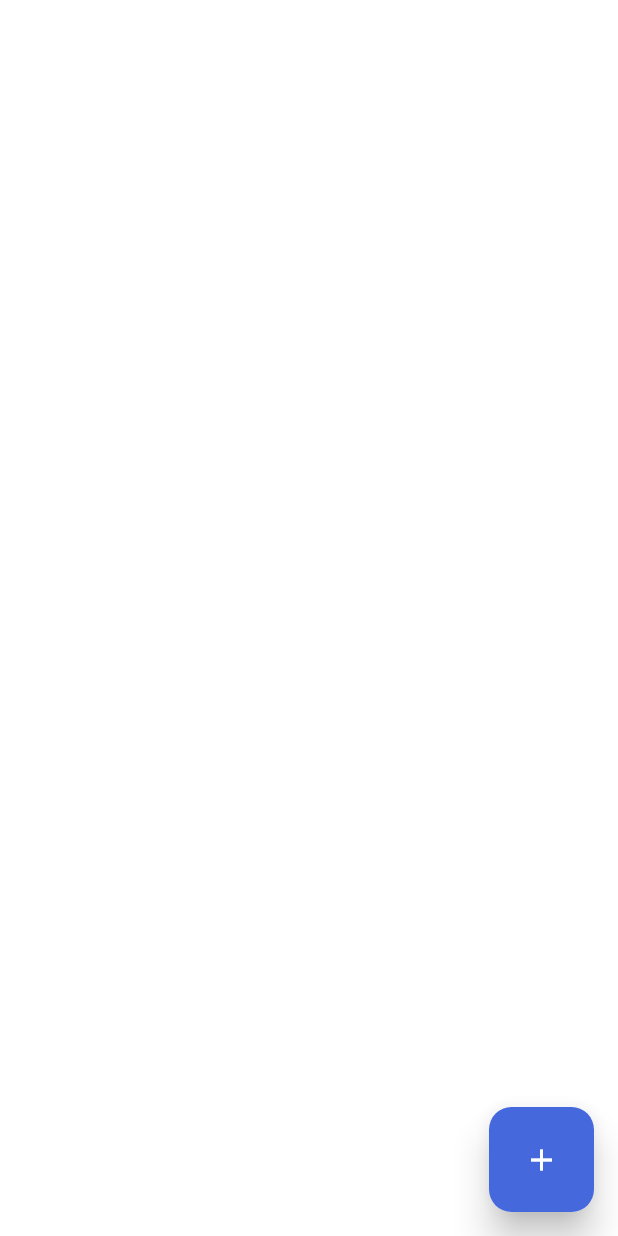
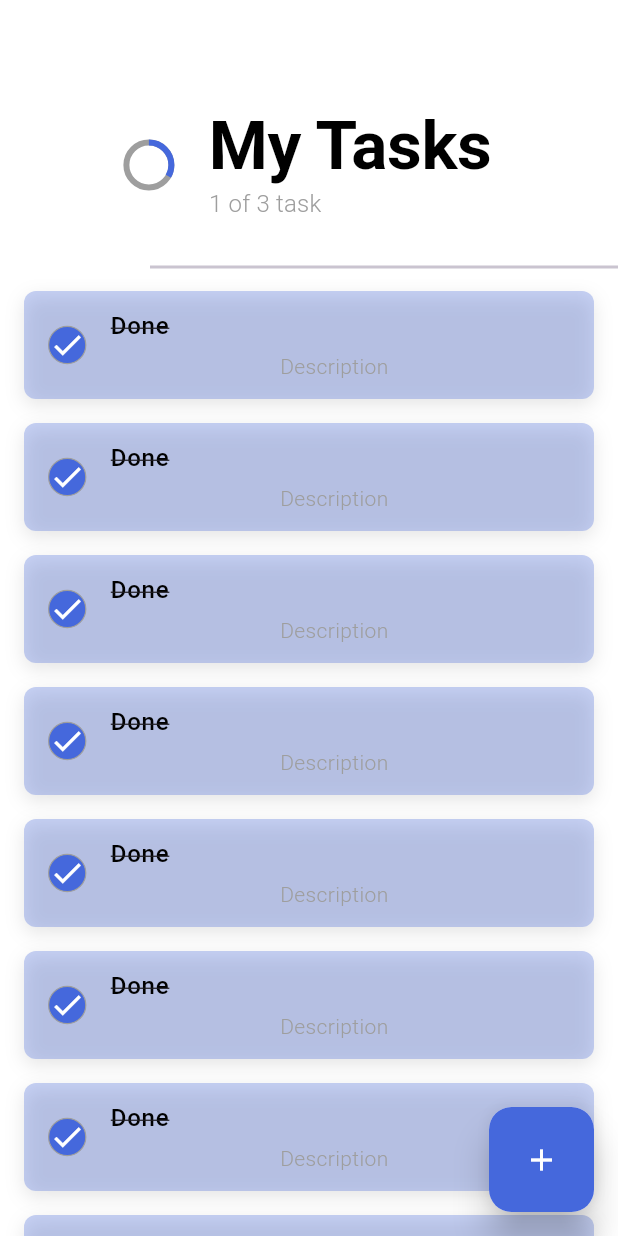
Before and after one commit to yaminmuhammad/todidu, a Flutter app: the screen it shows after launch, on a phone screen of 412 x 824 dp. Run offline on Flutter 3.47's test engine with Material 3 defaults, Android fonts, the phone set to English and light mode, and no system bars; our stand-ins replace flutter_slider_drawer.

Commit message:
feat: space extension & revamp home view

```diff
--- /dev/null
+++ b/lib/extensions/space_exs.dart
@@ -0,0 +1,15 @@
+import 'package:flutter/material.dart';
+
+extension IntExtension on int {
+  int validate({int value = 0}) {
+    return this ?? value;
+  }
+
+  Widget get h => SizedBox(
+        height: this.toDouble(),
+      );
+
+  Widget get w => SizedBox(
+        width: this.toDouble(),
+      );
+}
--- a/lib/views/home_view.dart
+++ b/lib/views/home_view.dart
@@ -1,5 +1,8 @@
 import 'package:flutter/material.dart';
 import 'package:flutter_slider_drawer/flutter_slider_drawer.dart';
+import 'package:todidu/extensions/space_exs.dart';
+import 'package:todidu/utils/app_colors.dart';
+import 'package:todidu/utils/app_str.dart';
 import 'package:todidu/views/home/widget/fab.dart';
 
 class HomeView extends StatefulWidget {
@@ -13,24 +16,168 @@ class _HomeViewState extends State<HomeView> {
   GlobalKey<SliderDrawerState> dkey = GlobalKey<SliderDrawerState>();
 
   // check done tasks
-  int checkDoneTasks(List<Task> task) {}
+  // int checkDoneTasks(List<Task> task) {}
 
   @override
   Widget build(BuildContext context) {
+    TextTheme textTheme = Theme.of(context).textTheme;
+
     return Scaffold(
       backgroundColor: Colors.white,
 
       // FAB
-      floatingActionButton: Fab(),
+      floatingActionButton: const Fab(),
 
       // Body
       body: SizedBox(
         width: double.infinity,
         height: double.infinity,
         child: Column(
+          // Custom App bar
+
           children: [
             Container(
-              width: ,
+              margin: const EdgeInsets.only(
+                top: 60,
+              ),
+              width: double.infinity,
+              height: 100,
+              // color: Colors.red,
+              child: Row(
+                mainAxisAlignment: MainAxisAlignment.center,
+                children: [
+                  // progress indicator
+                  const SizedBox(
+                    width: 30,
+                    height: 30,
+                    child: CircularProgressIndicator(
+                      value: 1 / 3,
+                      backgroundColor: Colors.grey,
+                      valueColor: AlwaysStoppedAnimation(
+                        AppColors.primaryColor,
+                      ),
+                    ),
+                  ),
+
+                  // Space
+                  25.w,
+
+                  // top level task info
+                  Column(
+                    mainAxisAlignment: MainAxisAlignment.center,
+                    crossAxisAlignment: CrossAxisAlignment.start,
+                    children: [
+                      Text(
+                        AppStr.mainTitle,
+                        style: textTheme.displayLarge,
+                      ),
+                      3.h,
+                      Text(
+                        "1 of 3 task",
+                        style: textTheme.titleMedium,
+                      ),
+                    ],
+                  ),
+                ],
+              ),
+            ),
+
+            // Divider
+            const Padding(
+              padding: EdgeInsets.only(
+                top: 10,
+              ),
+              child: Divider(
+                thickness: 2,
+                indent: 100,
+              ),
+            ),
+
+            // Tasks
+            SizedBox(
+              width: double.infinity,
+              height: 745,
+              child: ListView.builder(
+                itemCount: 20,
+                scrollDirection: Axis.vertical,
+                itemBuilder: (context, index) {
+                  return AnimatedContainer(
+                    margin: const EdgeInsets.symmetric(
+                      horizontal: 16,
+                      vertical: 8,
+                    ),
+                    decoration: BoxDecoration(
+                      borderRadius: BorderRadius.circular(8),
+                      color: AppColors.primaryColor.withOpacity(0.3),
+                      boxShadow: [
+                        BoxShadow(
+                          color: Colors.black.withOpacity(.1),
+                          offset: const Offset(
+                            0,
+                            4,
+                          ),
+                          blurRadius: 10,
+                        ),
+                      ],
+                    ),
+                    duration: const Duration(milliseconds: 600),
+                    child: ListTile(
+                      // Check Icon
+                      leading: GestureDetector(
+                        onTap: () {
+                          // checklist or unchecklist task
+                        },
+                        child: AnimatedContainer(
+                          duration: const Duration(
+                            milliseconds: 600,
+                          ),
+                          decoration: BoxDecoration(
+                            color: AppColors.primaryColor,
+                            shape: BoxShape.circle,
+                            border: Border.all(
+                              color: Colors.grey,
+                              width: .8,
+                            ),
+                          ),
+                          child: const Icon(
+                            Icons.check,
+                            color: Colors.white,
+                          ),
+                        ),
+                      ),
+
+                      // Task title
+                      title: const Padding(
+                        padding: const EdgeInsets.only(
+                          bottom: 5,
+                          top: 3,
+                        ),
+                        child: Text(
+                          "Done",
+                          style: TextStyle(
+                            color: Colors.black,
+                            fontWeight: FontWeight.w500,
+                            decoration: TextDecoration.lineThrough,
+                          ),
+                        ),
+                      ),
+
+                      // Task description
+                      subtitle: Column(
+                        children: [
+                          Text(
+                            "Description",
+                            style: TextStyle(
+                              color: Colors.grey,
+                              fontWeight: FontWeight.w300,
+                            ),
+                          ),
+                        ],
+                      ),
+                    ),
+                  );
+                },
+              ),
             ),
           ],
         ),
```
